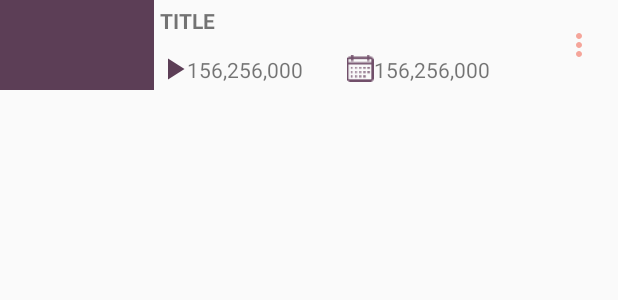
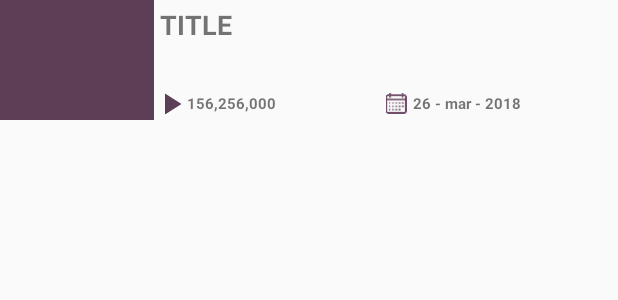
Before and after one commit to arehmanhameed/utube-android, an Android app: the layout content_list_item.xml on its own in the app's theme, with its tools: preview values and no code run, on a phone screen of 412 x 824 dp. Shown: the top 300 px of the screen. Run offline under Robolectric (Android 15) with nearby library versions, the phone set to English and light mode, and no system bars.

Commit message:
Updated search list item view

```diff
--- a/UTube/app/src/main/res/layout/content_list_item.xml
+++ b/UTube/app/src/main/res/layout/content_list_item.xml
@@ -3,30 +3,42 @@
 	xmlns:android="http://schemas.android.com/apk/res/android"
 	android:layout_width="match_parent"
 	android:orientation="horizontal"
-	android:layout_height="60dp"
+	android:layout_height="80dp"
 	android:weightSum="4">
 
 	<ImageView
+		android:id="@+id/cover_img"
 		android:layout_width="0dp"
 		android:layout_weight="1"
+		android:scaleType="centerCrop"
 		android:layout_height="match_parent"
 		android:src="@color/colorPrimaryDark"
 		android:contentDescription="TODO"/>
 
 	<LinearLayout
 		android:layout_width="0dp"
-		android:layout_weight="2.5"
+		android:layout_weight="3"
 		android:orientation="vertical"
 		android:padding="4dp"
 		android:layout_height="match_parent">
 
 		<TextView
-			android:layout_width="wrap_content"
+			android:id="@+id/title"
+			android:layout_width="match_parent"
 			android:layout_height="0dp"
 			android:layout_weight="2"
 			android:text="TITLE"
-			android:textSize="14sp"
+			android:textSize="18sp"
 			android:textStyle="bold"/>
+
+		<!--<TextView-->
+			<!--android:id="@+id/publisher"-->
+			<!--android:layout_width="wrap_content"-->
+			<!--android:layout_height="0dp"-->
+			<!--android:layout_weight="2"-->
+			<!--android:text="TITLE"-->
+			<!--android:textSize="12sp"-->
+			<!--android:textStyle="bold"/>-->
 
 		<LinearLayout
 			android:layout_width="match_parent"
@@ -42,14 +54,18 @@
 				android:orientation="horizontal">
 
 				<ImageView
-					android:layout_width="18dp"
-					android:layout_height="18dp"
+					android:layout_width="14dp"
+					android:layout_height="14dp"
 					android:scaleType="center"
 					android:src="@drawable/ic_play"/>
 
 				<TextView
+					android:id="@+id/views"
 					android:layout_width="wrap_content"
 					android:layout_height="wrap_content"
+					android:paddingStart="4dp"
+					android:textSize="10sp"
+					android:textStyle="bold"
 					android:text="156,256,000"/>
 			</LinearLayout>
 
@@ -60,24 +76,28 @@
 				android:orientation="horizontal">
 
 				<ImageView
-					android:layout_width="18dp"
-					android:layout_height="18dp"
+					android:layout_width="14dp"
+					android:layout_height="14dp"
 					android:src="@drawable/ic_calendar"/>
 
 				<TextView
+					android:id="@+id/publish_date"
+					android:paddingStart="4dp"
 					android:layout_width="wrap_content"
 					android:layout_height="wrap_content"
-					android:text="156,256,000"/>
+					android:textSize="10sp"
+					android:textStyle="bold"
+					android:text="26 - mar - 2018"/>
 
 			</LinearLayout>
 
 		</LinearLayout>
 	</LinearLayout>
-	<ImageView
-		android:layout_width="0dp"
-		android:layout_weight="0.5"
-		android:src="@drawable/ic_more"
-		android:layout_height="match_parent"
-		android:scaleType="center"
-		/>
+	<!--<ImageView-->
+		<!--android:layout_width="0dp"-->
+		<!--android:layout_weight="0.5"-->
+		<!--android:src="@drawable/ic_more"-->
+		<!--android:layout_height="match_parent"-->
+		<!--android:scaleType="center"-->
+		<!--/>-->
 </LinearLayout>
```
